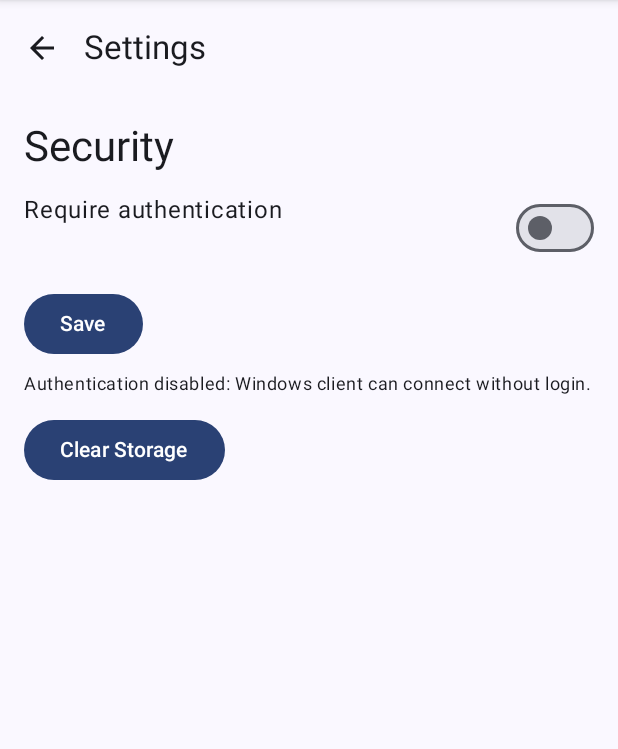
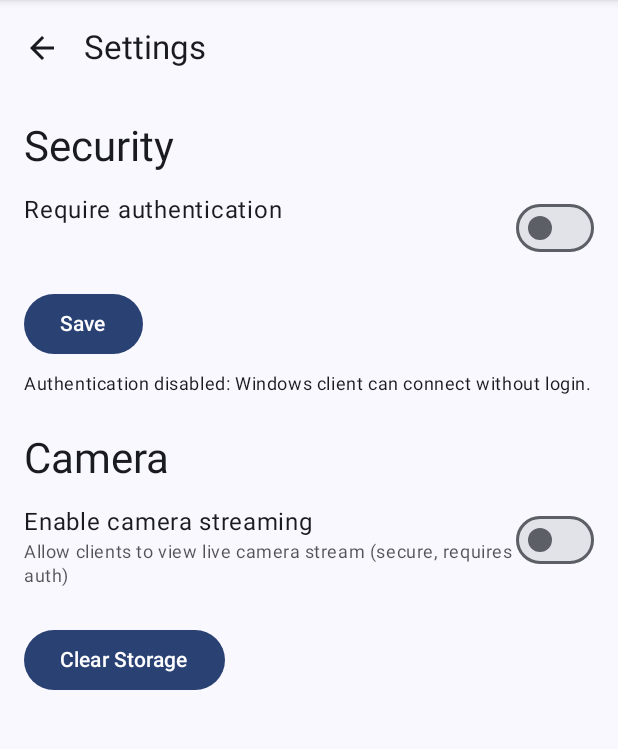
Before and after one commit to saurabhsingh33/Stremer, an Android app built with Jetpack Compose: the screen it shows after launch (MainActivity), after a tap on "Settings", on a phone screen of 412 x 824 dp, the part 84-833 px from its top. Run offline under Robolectric (Android 15) with nearby library versions, the phone set to English and light mode, and no system bars; libraries missing offline, so code that uses them is left out: io.ktor.server; 9 statements that could not run were skipped.

Commit message:
camera enable/disable moved to settings and remembers user settings

```diff
--- a/server-android/app/src/main/java/com/stremer/ui/MainScreen.kt
+++ b/server-android/app/src/main/java/com/stremer/ui/MainScreen.kt
@@ -281,39 +281,5 @@ fun MainScreen() {
             }
         }
 
-        Spacer(modifier = Modifier.height(12.dp))
-        Card(modifier = Modifier.fillMaxWidth()) {
-            Row(
-                modifier = Modifier.fillMaxWidth().padding(12.dp),
-                horizontalArrangement = Arrangement.SpaceBetween,
-                verticalAlignment = androidx.compose.ui.Alignment.CenterVertically
-            ) {
-                Column(modifier = Modifier.weight(1f)) {
-                    Text("Camera streaming", style = MaterialTheme.typography.bodyMedium)
-                    Text(
-                        text = "Allow clients to view a live snapshot stream (secure, requires auth)",
-                        style = MaterialTheme.typography.labelSmall,
-                        color = MaterialTheme.colorScheme.onBackground.copy(alpha = 0.75f)
-                    )
-                }
-                var camEnabled by remember { mutableStateOf(ServiceLocator.isCameraEnabled()) }
-                Switch(
-                    checked = camEnabled,
-                    onCheckedChange = {
-                        camEnabled = it
-                        ServiceLocator.setCameraEnabled(it)
-                        if (it) {
-                            // Request camera permission when enabling
-                            try {
-                                val hasCam = context.checkSelfPermission(android.Manifest.permission.CAMERA) == android.content.pm.PackageManager.PERMISSION_GRANTED
-                                if (!hasCam && context is android.app.Activity) {
-                                    context.requestPermissions(arrayOf(android.Manifest.permission.CAMERA), 1001)
-                                }
-                            } catch (_: Exception) { }
-                        }
-                    }
-                )
-            }
-        }
     }
 }
--- a/server-android/app/src/main/java/com/stremer/ui/SettingsScreen.kt
+++ b/server-android/app/src/main/java/com/stremer/ui/SettingsScreen.kt
@@ -104,7 +104,48 @@ fun SettingsScreen() {
             color = MaterialTheme.colorScheme.onBackground
         )
 
+        Spacer(Modifier.height(24.dp))
+        Text(
+            text = "Camera",
+            style = MaterialTheme.typography.headlineMedium,
+            color = MaterialTheme.colorScheme.onBackground
+        )
         Spacer(Modifier.height(12.dp))
+
+        var camEnabled by remember { mutableStateOf(ServiceLocator.isCameraEnabled()) }
+        Row {
+            Column(modifier = Modifier.weight(1f)) {
+                Text(
+                    text = "Enable camera streaming",
+                    style = MaterialTheme.typography.bodyLarge,
+                    color = MaterialTheme.colorScheme.onBackground
+                )
+                Text(
+                    text = "Allow clients to view live camera stream (secure, requires auth)",
+                    style = MaterialTheme.typography.bodySmall,
+                    color = MaterialTheme.colorScheme.onBackground.copy(alpha = 0.75f)
+                )
+            }
+            Switch(
+                checked = camEnabled,
+                onCheckedChange = {
+                    camEnabled = it
+                    ServiceLocator.setCameraEnabled(it)
+                    if (it) {
+                        // Request camera permission when enabling
+                        try {
+                            val hasCam = ctx.checkSelfPermission(android.Manifest.permission.CAMERA) == android.content.pm.PackageManager.PERMISSION_GRANTED
+                            if (!hasCam && ctx is android.app.Activity) {
+                                ctx.requestPermissions(arrayOf(android.Manifest.permission.CAMERA), 1001)
+                            }
+                        } catch (_: Exception) { }
+                    }
+                },
+                colors = SwitchDefaults.colors()
+            )
+        }
+
+        Spacer(Modifier.height(24.dp))
         Button(onClick = {
             try {
                 ServiceLocator.clearRoot()
```
